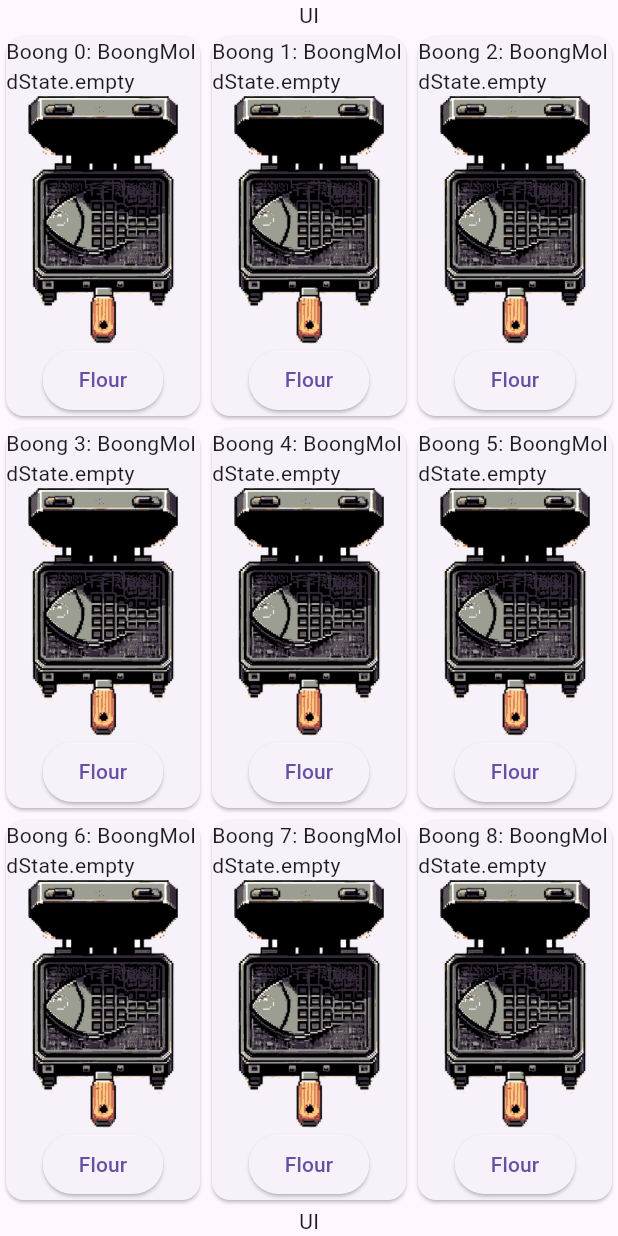
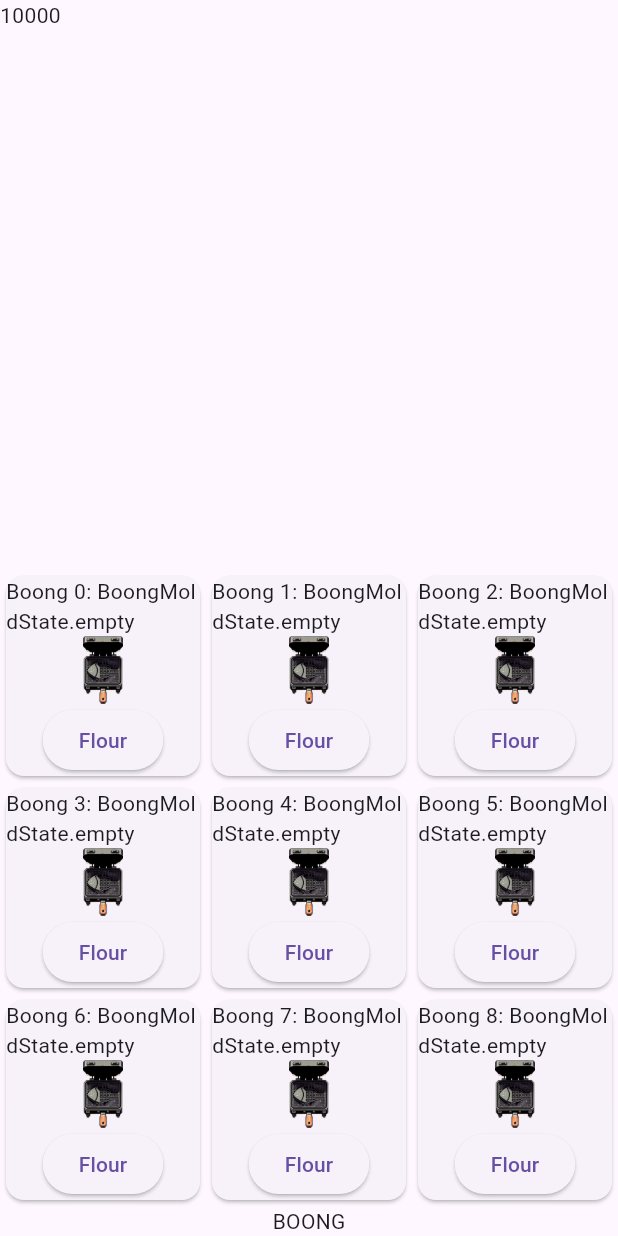
Before and after one commit to lache/boong, a Flutter app: the screen it shows after launch, on a phone screen of 412 x 824 dp. Run offline on Flutter 3.47's test engine with Material 3 defaults, Android fonts, the phone set to English and light mode, and no system bars.

Commit message:
feat: show UI

```diff
--- /dev/null
+++ b/devtools_options.yaml
@@ -0,0 +1 @@
+extensions:
--- a/lib/game_screen.dart
+++ b/lib/game_screen.dart
@@ -23,11 +23,11 @@ class _GameScreenState extends State<GameScreen> {
         builder: (context, manager, child) {
           return Column(
             children: [
-              const Text("UI"),
+              buildUI(manager),
               buildCustomer(manager),
               buildDisplay(manager),
               buildMolds(manager),
-              const Text("UI"),
+              const Text("BOONG"),
             ],
           );
         },
@@ -35,13 +35,25 @@ class _GameScreenState extends State<GameScreen> {
     );
   }
 
-  Widget buildCustomer(GameManager manager) => Row(
+  Widget buildUI(GameManager manager) => Row(
+        children: [
+          Text(manager.player.money.toString()),
+        ],
+      );
+
+  Widget buildCustomer(GameManager manager) => SizedBox(
+        height: 240,
+        child: Row(
             children: manager.customers
                 .map((customer) => ElevatedButton(
-              onPressed: () {}, child: Text(customer.orderCount.toString())))
-          .toList());
+                    onPressed: () {},
+                    child: Text(customer.orderCount.toString())))
+                .toList()),
+      );
 
-  Widget buildDisplay(GameManager manager) => Row(
+  Widget buildDisplay(GameManager manager) => SizedBox(
+        height: 120,
+        child: Row(
             children: manager.displays
                 .asMap()
                 .entries
@@ -50,7 +62,8 @@ class _GameScreenState extends State<GameScreen> {
                       manager.sellBoong(entry.key);
                     },
                     child: Image.asset('assets/boong${entry.value.index}.png')))
-          .toList());
+                .toList()),
+      );
 
   Widget buildMolds(GameManager manager) {
     return Expanded(
```
Lines whose indentation alone changed are shown as unchanged.
